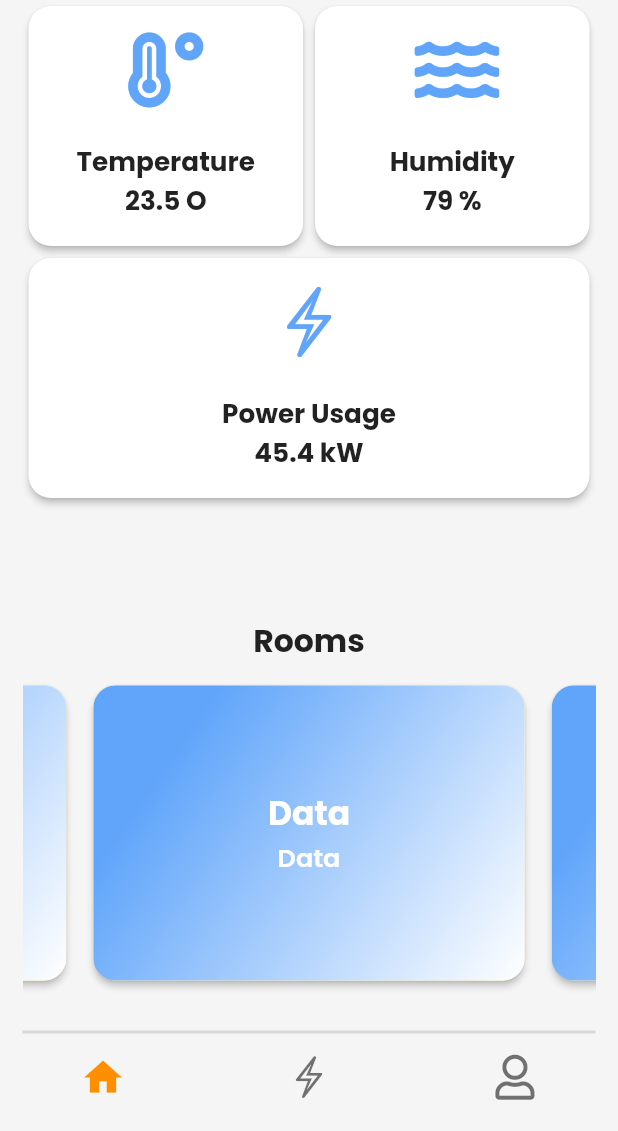
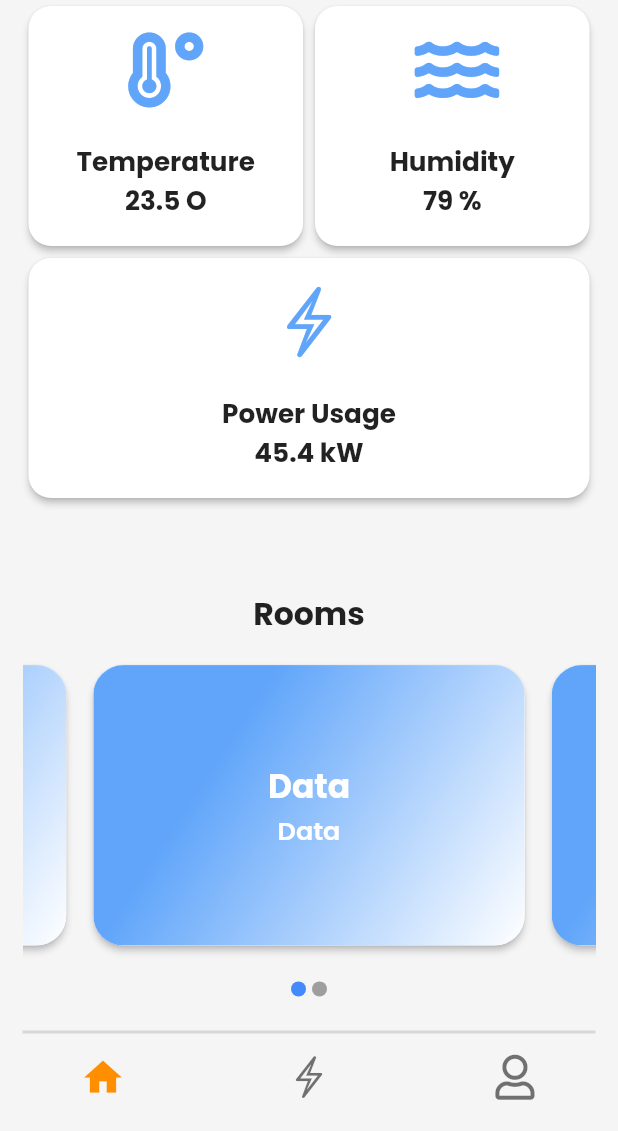
Before and after one commit to ayyysh04/ota_fix, a Flutter app: the screen it shows after launch, on a phone screen of 412 x 824 dp, the part 105-1236 px from its top. Run offline on Flutter 3.47's test engine with Material 2 defaults, Android fonts, the phone set to English and light mode, and no system bars; drawn by our look-alikes of carousel_slider, velocity_x; our stand-ins replace dotted_border, easy_splash_screen, font_awesome_flutter, google_fonts, permission_handler, websafe_svg; missing offline and left inert: network_info_plus.

Commit message:
added a room slider dotted indicator

```diff
--- a/lib/Pages/home_page.dart
+++ b/lib/Pages/home_page.dart
@@ -40,7 +40,7 @@ class _HomePageState extends State<HomePage> {
           // mainAxisAlignment: MainAxisAlignment.spaceBetween,
           children: [
             Expanded(
-              flex: 5,
+              flex: 6,
               child: Column(
                 crossAxisAlignment: CrossAxisAlignment.start,
                 children: [
@@ -56,7 +56,7 @@ class _HomePageState extends State<HomePage> {
               ),
             ),
             Expanded(
-              flex: 3,
+              flex: 4,
               child: Column(
                 children: [
                   "Rooms".text.xl2.bold.make(),
@@ -198,47 +198,98 @@ class RoomSliderWidget extends StatefulWidget {
 
 class _RoomSliderWidgetState extends State<RoomSliderWidget> {
   int _currentSliderIndex = 0;
+  List cardList = [Item1(), Item1()];
+
+  List<T> map<T>(List list, Function handler) {
+    List<T> result = [];
+    for (var i = 0; i < list.length; i++) {
+      result.add(handler(i, list[i]));
+    }
+    return result;
+  }
 
   @override
   Widget build(BuildContext context) {
-    return CarouselSlider.builder(
+    return Column(
+        // mainAxisAlignment: MainAxisAlignment.spaceBetween,
+        children: [
+          CarouselSlider(
             options: CarouselOptions(
+              enableInfiniteScroll: true,
               // height: 200.0,
-
-        autoPlay: false,
-        autoPlayInterval: Duration(seconds: 3),
-        autoPlayAnimationDuration: Duration(milliseconds: 800),
-        autoPlayCurve: Curves.fastOutSlowIn,
+              // autoPlay: true,
+              // autoPlayInterval: Duration(seconds: 3),
+              // autoPlayAnimationDuration: Duration(milliseconds: 800),
+              // autoPlayCurve: Curves.fastOutSlowIn,
               pauseAutoPlayOnTouch: true,
-        // aspectRatio: 2 / 1.2,
+              // aspectRatio: 2.0,
               onPageChanged: (index, reason) {
                 setState(() {
                   _currentSliderIndex = index;
                 });
               },
             ),
-      itemBuilder: (BuildContext context, int index, int realIndex) {
+            items: cardList.map((card) {
+              return Builder(builder: (BuildContext context) {
                 return Container(
-          padding: EdgeInsets.fromLTRB(5, 5, 5, 5),
+                  padding: EdgeInsets.fromLTRB(5, 10, 5, 10),
+                  // height: MediaQuery.of(context).size.height * 0.30,
                   width: MediaQuery.of(context).size.width,
+                  child: GestureDetector(
+                    onTap: () {
+                      print("item clicked");
+                    },
                     child: Card(
                       clipBehavior: Clip.antiAlias,
-            // margin: EdgeInsets.all(10),
                       shape: RoundedRectangleBorder(
-                borderRadius: BorderRadius.all(Radius.circular(15))),
-            color: Vx.amber100,
-            child: Container(
+                          borderRadius: BorderRadius.all(Radius.circular(20))),
+                      // color: Colors.blueAccent,
+                      child: card,
+                    ),
+                  ),
+                );
+              });
+            }).toList(),
+          ),
+          Row(
+            mainAxisAlignment: MainAxisAlignment.center,
+            children: map<Widget>(cardList, (index, url) {
+              return Container(
+                width: 10.0,
+                height: 10.0,
+                margin: EdgeInsets.symmetric(vertical: 10.0, horizontal: 2.0),
+                decoration: BoxDecoration(
+                  shape: BoxShape.circle,
+                  color: _currentSliderIndex == index
+                      ? Colors.blueAccent
+                      : Colors.grey,
+                ),
+              );
+            }),
+          ),
+        ]);
+  }
+}
+
+class Item1 extends StatelessWidget {
+  const Item1({
+    Key? key,
+  }) : super(key: key);
+
+  @override
+  Widget build(BuildContext context) {
+    return Container(
       decoration: BoxDecoration(
         gradient: LinearGradient(
             begin: Alignment.topLeft,
             end: Alignment.bottomRight,
             stops: [
-                      0.2,
+              0.3,
               1
             ],
             colors: [
               Vx.blue400,
-                      Vx.white,
+              Colors.white,
             ]),
       ),
       child: Column(
@@ -256,11 +307,6 @@ class _RoomSliderWidgetState extends State<RoomSliderWidget> {
                   fontWeight: FontWeight.w600)),
         ],
       ),
-            ),
-          ),
-        );
-      },
-      itemCount: 2,
     );
   }
 }
```
Lines whose indentation alone changed are shown as unchanged.
